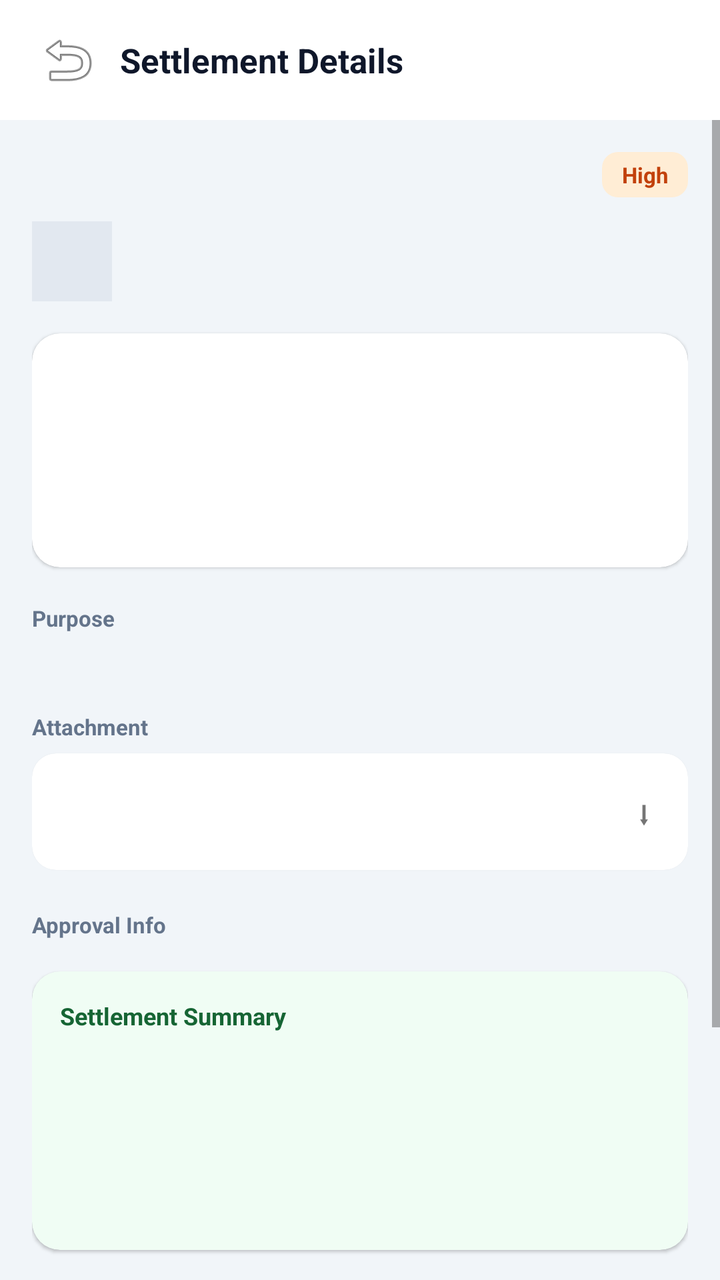
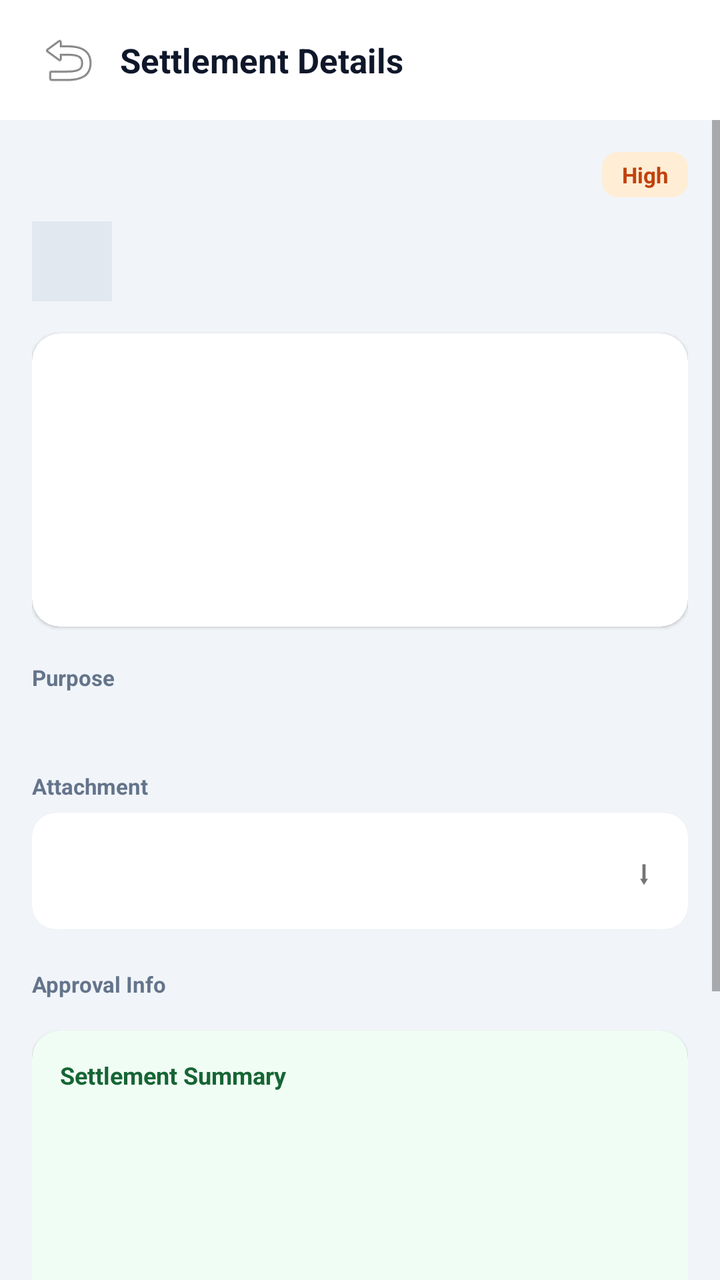

Two renders of the same Android screen: before a commit and after it. Below are the layout's source before the change and the commit's diff.
<!-- AndroidManifest.xml: application theme Theme.DataBridge -->
<!-- res/layout/fragment_petty_cash_settlement_details.xml -->
<?xml version="1.0" encoding="utf-8"?>
<FrameLayout
    xmlns:android="http://schemas.android.com/apk/res/android"
    xmlns:app="http://schemas.android.com/apk/res-auto"
    android:layout_width="match_parent"
    android:layout_height="match_parent"
    android:background="#F1F5F9">

    <LinearLayout
        android:layout_width="match_parent"
        android:layout_height="match_parent"
        android:orientation="vertical">

        
        <LinearLayout
            android:layout_width="match_parent"
            android:layout_height="wrap_content"
            android:orientation="horizontal"
            android:gravity="center_vertical"
            android:paddingHorizontal="16dp"
            android:paddingVertical="12dp"
            android:background="#FFFFFF">

            <ImageButton
                android:id="@+id/btnPcDetailBack"
                android:layout_width="36dp"
                android:layout_height="36dp"
                android:src="@android:drawable/ic_menu_revert"
                android:background="?attr/selectableItemBackgroundBorderless"
                android:contentDescription="Back" />

            <TextView
                android:layout_width="0dp"
                android:layout_weight="1"
                android:layout_height="wrap_content"
                android:text="Settlement Details"
                android:textSize="17sp"
                android:textStyle="bold"
                android:textColor="#0F172A"
                android:layout_marginStart="8dp" />
        </LinearLayout>

        <ProgressBar
            android:id="@+id/pbPcDetailLoading"
            android:layout_width="wrap_content"
            android:layout_height="wrap_content"
            android:layout_gravity="center"
            android:layout_marginTop="60dp"
            android:visibility="gone" />

        <LinearLayout
            android:id="@+id/layoutPcDetailError"
            android:layout_width="match_parent"
            android:layout_height="wrap_content"
            android:orientation="vertical"
            android:gravity="center"
            android:padding="24dp"
            android:visibility="gone">

            <TextView
                android:id="@+id/tvPcDetailError"
                android:layout_width="wrap_content"
                android:layout_height="wrap_content"
                android:textColor="#B91C1C"
                android:gravity="center" />

            <Button
                android:id="@+id/btnPcDetailRetry"
                android:layout_width="wrap_content"
                android:layout_height="wrap_content"
                android:layout_marginTop="12dp"
                android:text="Retry"
                android:textAllCaps="false" />
        </LinearLayout>

        <ScrollView
            android:id="@+id/scrollPcDetail"
            android:layout_width="match_parent"
            android:layout_height="0dp"
            android:layout_weight="1"
            android:fillViewport="true"
            android:clipToPadding="false"
            android:paddingBottom="16dp">

            <LinearLayout
                android:layout_width="match_parent"
                android:layout_height="wrap_content"
                android:orientation="vertical"
                android:padding="16dp">

                
                <LinearLayout
                    android:layout_width="match_parent"
                    android:layout_height="wrap_content"
                    android:orientation="horizontal"
                    android:gravity="center_vertical">

                    <TextView
                        android:id="@+id/tvPcDetailCode"
                        android:layout_width="0dp"
                        android:layout_weight="1"
                        android:layout_height="wrap_content"
                        android:textSize="16sp"
                        android:textStyle="bold"
                        android:textColor="#0F172A" />

                    <TextView
                        android:id="@+id/tvPcDetailPriority"
                        android:layout_width="wrap_content"
                        android:layout_height="wrap_content"
                        android:text="High"
                        android:textSize="11sp"
                        android:textStyle="bold"
                        android:textColor="#C2410C"
                        android:paddingHorizontal="10dp"
                        android:paddingVertical="4dp"
                        android:background="@drawable/bg_pc_badge_high" />
                </LinearLayout>

                
                <LinearLayout
                    android:layout_width="match_parent"
                    android:layout_height="wrap_content"
                    android:orientation="horizontal"
                    android:gravity="center_vertical"
                    android:layout_marginTop="12dp">

                    <TextView
                        android:id="@+id/tvPcDetailWorkerInitial"
                        android:layout_width="40dp"
                        android:layout_height="40dp"
                        android:gravity="center"
                        android:textSize="15sp"
                        android:textStyle="bold"
                        android:textColor="#334155"
                        android:background="#E2E8F0" />

                    <LinearLayout
                        android:layout_width="0dp"
                        android:layout_weight="1"
                        android:layout_height="wrap_content"
                        android:orientation="vertical"
                        android:layout_marginStart="10dp">

                        <TextView
                            android:id="@+id/tvPcDetailWorkerName"
                            android:layout_width="wrap_content"
                            android:layout_height="wrap_content"
                            android:textSize="14sp"
                            android:textStyle="bold"
                            android:textColor="#0F172A" />

                        <TextView
                            android:id="@+id/tvPcDetailWorkerRole"
                            android:layout_width="wrap_content"
                            android:layout_height="wrap_content"
                            android:textSize="12sp"
                            android:textColor="#94A3B8" />
                    </LinearLayout>
                </LinearLayout>

                
                <androidx.cardview.widget.CardView
                    android:layout_width="match_parent"
                    android:layout_height="wrap_content"
                    android:layout_marginTop="16dp"
                    app:cardCornerRadius="14dp"
                    app:cardElevation="1dp">

                    <LinearLayout
                        android:layout_width="match_parent"
                        android:layout_height="wrap_content"
                        android:orientation="vertical"
                        android:padding="14dp">

                        <include layout="@layout/item_petty_cash_detail_row" android:id="@+id/rowPcCategory" />
                        <include layout="@layout/item_petty_cash_detail_row" android:id="@+id/rowPcAmount" />
                        <include layout="@layout/item_petty_cash_detail_row" android:id="@+id/rowPcCategoryExtra" />
                    </LinearLayout>
                </androidx.cardview.widget.CardView>

                
                <TextView
                    android:layout_width="wrap_content"
                    android:layout_height="wrap_content"
                    android:text="Purpose"
                    android:textSize="11sp"
                    android:textStyle="bold"
                    android:textColor="#64748B"
                    android:layout_marginTop="18dp" />

                <TextView
                    android:id="@+id/tvPcDetailPurpose"
                    android:layout_width="match_parent"
                    android:layout_height="wrap_content"
                    android:layout_marginTop="4dp"
                    android:textSize="13sp"
                    android:textColor="#334155"
                    android:lineSpacingExtra="3dp" />

                
                <TextView
                    android:layout_width="wrap_content"
                    android:layout_height="wrap_content"
                    android:text="Attachment"
                    android:textSize="11sp"
                    android:textStyle="bold"
                    android:textColor="#64748B"
                    android:layout_marginTop="18dp" />

                <androidx.cardview.widget.CardView
                    android:layout_width="match_parent"
                    android:layout_height="wrap_content"
                    android:layout_marginTop="6dp"
                    app:cardCornerRadius="12dp"
                    app:cardElevation="1dp">

                    <LinearLayout
                        android:layout_width="match_parent"
                        android:layout_height="wrap_content"
                        android:orientation="horizontal"
                        android:gravity="center_vertical"
                        android:padding="12dp">

                        <TextView
                            android:id="@+id/tvPcDetailAttachmentName"
                            android:layout_width="0dp"
                            android:layout_weight="1"
                            android:layout_height="wrap_content"
                            android:textSize="13sp"
                            android:textColor="#334155" />

                        <TextView
                            android:id="@+id/btnPcDetailAttachmentView"
                            android:layout_width="wrap_content"
                            android:layout_height="wrap_content"
                            android:text="\u2B07"
                            android:textSize="16sp"
                            android:padding="6dp" />
                    </LinearLayout>
                </androidx.cardview.widget.CardView>

                
                <TextView
                    android:layout_width="wrap_content"
                    android:layout_height="wrap_content"
                    android:text="Approval Info"
                    android:textSize="11sp"
                    android:textStyle="bold"
                    android:textColor="#64748B"
                    android:layout_marginTop="20dp" />

                <LinearLayout
                    android:id="@+id/layoutPcApprovalSteps"
                    android:layout_width="match_parent"
                    android:layout_height="wrap_content"
                    android:orientation="vertical"
                    android:layout_marginTop="8dp" />

                
                <androidx.cardview.widget.CardView
                    android:layout_width="match_parent"
                    android:layout_height="wrap_content"
                    android:layout_marginTop="8dp"
                    app:cardCornerRadius="14dp"
                    app:cardElevation="1dp"
                    app:cardBackgroundColor="#F0FDF4">

                    <LinearLayout
                        android:layout_width="match_parent"
                        android:layout_height="wrap_content"
                        android:orientation="vertical"
                        android:padding="14dp">

                        <TextView
                            android:layout_width="wrap_content"
                            android:layout_height="wrap_content"
                            android:text="Settlement Summary"
                            android:textSize="12sp"
                            android:textStyle="bold"
                            android:textColor="#166534"
                            android:layout_marginBottom="6dp" />

                        <include layout="@layout/item_petty_cash_detail_row" android:id="@+id/rowPcSummaryCurrentBalance" />
                        <include layout="@layout/item_petty_cash_detail_row" android:id="@+id/rowPcSummaryRequestAmount" />
                        <include layout="@layout/item_petty_cash_detail_row" android:id="@+id/rowPcSummaryRemaining" />
                    </LinearLayout>
                </androidx.cardview.widget.CardView>

                
                <Button
                    android:id="@+id/btnPcDetailSettleNow"
                    android:layout_width="match_parent"
                    android:layout_height="wrap_content"
                    android:layout_marginTop="20dp"
                    android:text="Settle Now"
                    android:textAllCaps="false"
                    android:textStyle="bold"
                    android:textColor="#FFFFFF"
                    android:backgroundTint="#059669"
                    android:paddingVertical="12dp" />

                <Button
                    android:id="@+id/btnPcDetailReject"
                    android:layout_width="match_parent"
                    android:layout_height="wrap_content"
                    android:layout_marginTop="10dp"
                    android:text="Reject"
                    android:textAllCaps="false"
                    android:textStyle="bold"
                    android:textColor="#DC2626"
                    android:backgroundTint="#FEE2E2"
                    android:paddingVertical="12dp" />

                
                <LinearLayout
                    android:id="@+id/layoutPcDetailEditDelete"
                    android:layout_width="match_parent"
                    android:layout_height="wrap_content"
                    android:orientation="horizontal"
                    android:layout_marginTop="10dp"
                    android:visibility="gone">

                    <Button
                        android:id="@+id/btnPcDetailEdit"
                        android:layout_width="0dp"
                        android:layout_weight="1"
                        android:layout_height="wrap_content"
                        android:layout_marginEnd="6dp"
                        android:text="Edit"
                        android:textAllCaps="false"
                        android:textStyle="bold"
                        android:textColor="#334155"
                        android:backgroundTint="#F1F5F9"
                        android:paddingVertical="12dp" />

                    <Button
                        android:id="@+id/btnPcDetailDelete"
                        android:layout_width="0dp"
                        android:layout_weight="1"
                        android:layout_height="wrap_content"
                        android:layout_marginStart="6dp"
                        android:text="Delete"
                        android:textAllCaps="false"
                        android:textStyle="bold"
                        android:textColor="#DC2626"
                        android:backgroundTint="#FEE2E2"
                        android:paddingVertical="12dp" />
                </LinearLayout>

            </LinearLayout>
        </ScrollView>
    </LinearLayout>
</FrameLayout>
<!-- res/layout/item_petty_cash_detail_row.xml (included above) -->
<?xml version="1.0" encoding="utf-8"?>
<LinearLayout
    xmlns:android="http://schemas.android.com/apk/res/android"
    android:layout_width="match_parent"
    android:layout_height="wrap_content"
    android:orientation="horizontal"
    android:gravity="center_vertical"
    android:paddingVertical="6dp">

    <TextView
        android:id="@+id/tvDetailRowLabel"
        android:layout_width="0dp"
        android:layout_weight="1"
        android:layout_height="wrap_content"
        android:textSize="13sp"
        android:textColor="#64748B" />

    <TextView
        android:id="@+id/tvDetailRowValue"
        android:layout_width="wrap_content"
        android:layout_height="wrap_content"
        android:textSize="13sp"
        android:textStyle="bold"
        android:textColor="#0F172A" />
</LinearLayout>
<!-- resources referenced by this layout -->
<resources>
  <!-- drawable bg_pc_badge_high (drawable) -->
  <?xml version="1.0" encoding="utf-8"?>
  <shape xmlns:android="http://schemas.android.com/apk/res/android"
      android:shape="rectangle">
      <solid android:color="#FFEDD5" />
      <corners android:radius="8dp" />
  </shape>
  <style name="Theme.DataBridge" parent="Theme.MaterialComponents.DayNight.NoActionBar">
      <item name="colorPrimary">#00d4ff</item>
      <item name="colorPrimaryVariant">#16213e</item>
      <item name="colorOnPrimary">#ffffff</item>
      <item name="colorSecondary">#00d4ff</item>
      <item name="android:statusBarColor">#1a1a2e</item>
  </style>
</resources>

<!-- the commit's change to res/layout/fragment_petty_cash_settlement_details.xml (unified diff, before → after) -->
@@ -175,6 +175,7 @@
 
                         <include layout="@layout/item_petty_cash_detail_row" android:id="@+id/rowPcCategory" />
                         <include layout="@layout/item_petty_cash_detail_row" android:id="@+id/rowPcAmount" />
+                        <include layout="@layout/item_petty_cash_detail_row" android:id="@+id/rowPcRequestedOn" />
                         <include layout="@layout/item_petty_cash_detail_row" android:id="@+id/rowPcCategoryExtra" />
                     </LinearLayout>
                 </androidx.cardview.widget.CardView>
